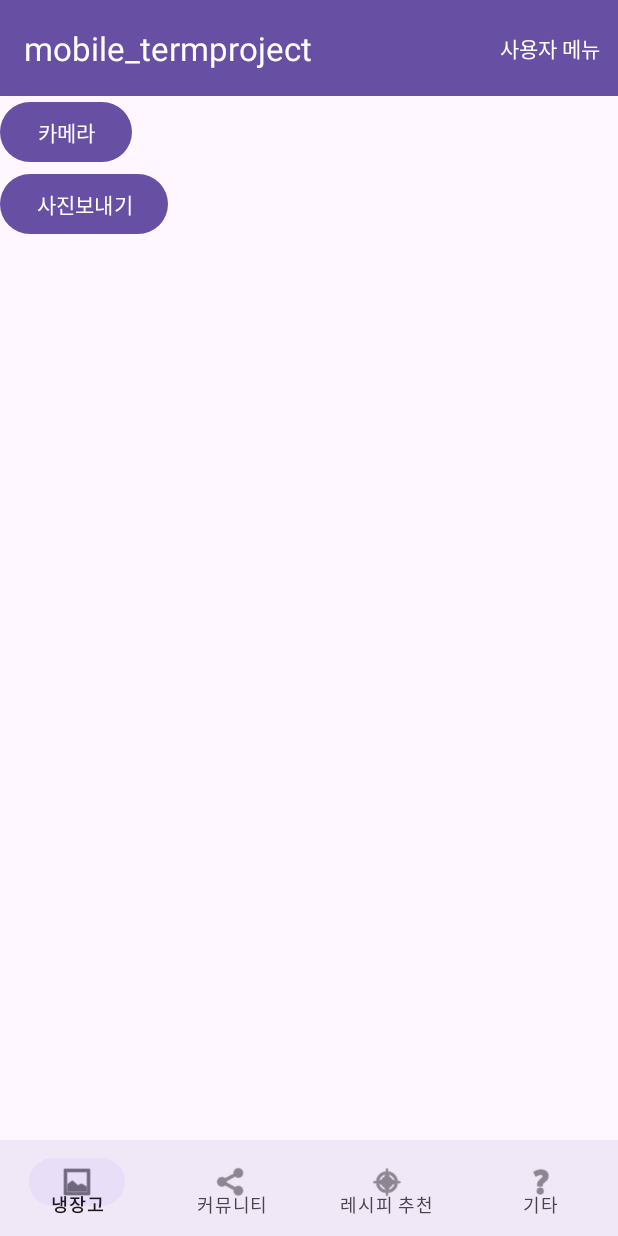
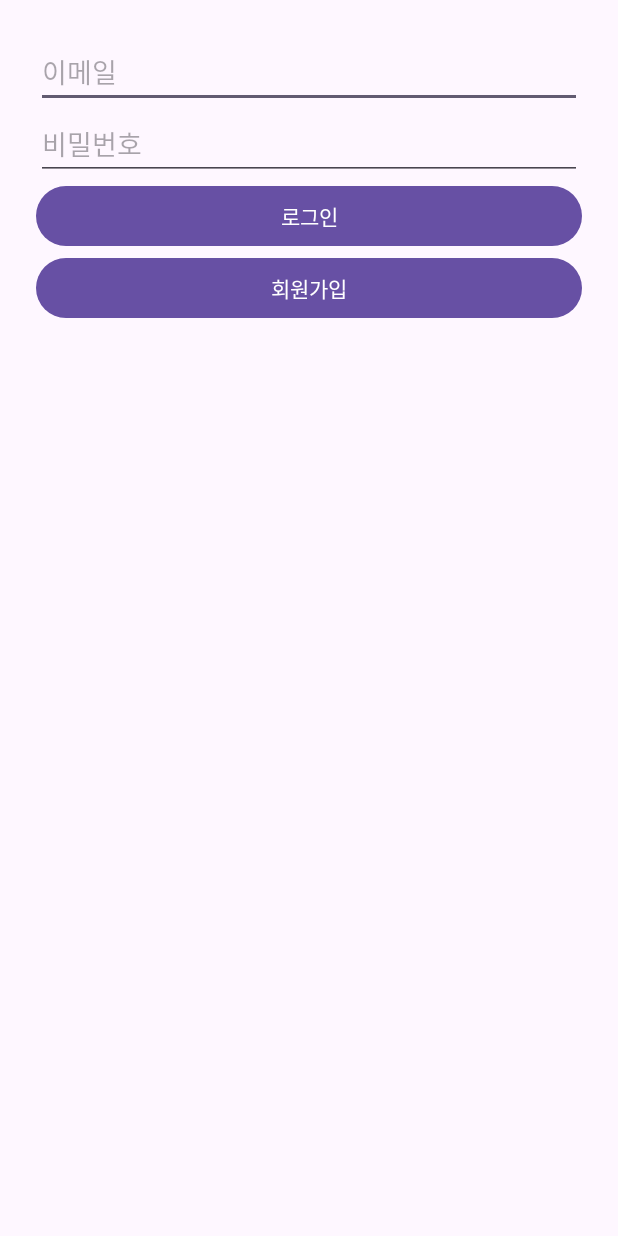
Before and after one commit to mobileteam2/mobile_Termproject, an Android app: the screen it shows after launch (BarcodeAddActivity before the commit, LoginActivity after it), on a phone screen of 412 x 824 dp. Run offline under Robolectric (Android 15) with nearby library versions, the phone set to English and light mode, and no system bars; our stand-ins replace Firebase (no records; nobody signed in at launch, a user with empty details on screens opened directly).

Commit message:
add Notification and Authentication part

```diff
--- a/app/build.gradle
+++ b/app/build.gradle
@@ -38,6 +38,7 @@ dependencies {
     implementation libs.firebase.firestore
     implementation libs.ext.junit
     implementation libs.firebase.storage
+    implementation libs.firebase.auth
     testImplementation libs.junit
     androidTestImplementation libs.ext.junit
     androidTestImplementation libs.espresso.core
@@ -50,4 +51,7 @@ dependencies {
 
     // Recipe Gson 반환용
     implementation libs.gson
+
+    // 네이버 쇼핑 api 사용을 위한 okhttp
+    implementation(libs.okhttp)
 }
--- /dev/null
+++ b/app/src/main/java/com/example/mobile_termproject/Authentication/LoginActivity.java
@@ -0,0 +1,78 @@
+package com.example.mobile_termproject.Authentication;
+
+import android.content.Intent;
+import android.os.Bundle;
+import android.widget.Button;
+import android.widget.EditText;
+import android.widget.Toast;
+
+import androidx.appcompat.app.AppCompatActivity;
+
+import com.example.mobile_termproject.Acitivities.MainActivity;
+import com.example.mobile_termproject.R;
+import com.google.firebase.auth.FirebaseAuth;
+import com.google.firebase.auth.FirebaseUser;
+
+public class LoginActivity extends AppCompatActivity {
+
+    private EditText editTextEmail, editTextPassword;
+    private Button buttonLogin, buttonRegister;
+    private FirebaseAuth mAuth;
+
+    @Override
+    protected void onCreate(Bundle savedInstanceState) {
+        super.onCreate(savedInstanceState);
+        setContentView(R.layout.activity_login);
+
+        mAuth = FirebaseAuth.getInstance();
+
+        editTextEmail = findViewById(R.id.editTextEmail);
+        editTextPassword = findViewById(R.id.editTextPassword);
+        buttonLogin = findViewById(R.id.buttonLogin);
+        buttonRegister = findViewById(R.id.buttonRegister);
+
+        buttonLogin.setOnClickListener(v -> {
+            String email = editTextEmail.getText().toString().trim();
+            String password = editTextPassword.getText().toString().trim();
+            loginUser(email, password);
+        });
+
+        buttonRegister.setOnClickListener(v -> {
+            String email = editTextEmail.getText().toString().trim();
+            String password = editTextPassword.getText().toString().trim();
+            registerUser(email, password);
+        });
+    }
+
+    private void loginUser(String email, String password) {
+        mAuth.signInWithEmailAndPassword(email, password)
+                .addOnCompleteListener(this, task -> {
+                    if (task.isSuccessful()) {
+                        FirebaseUser user = mAuth.getCurrentUser();
+                        Toast.makeText(this, "로그인 성공: " + user.getEmail(), Toast.LENGTH_SHORT).show();
+                        goToMain();
+                    } else {
+                        Toast.makeText(this, "로그인 실패: " + task.getException().getMessage(), Toast.LENGTH_SHORT).show();
+                    }
+                });
+    }
+
+    private void registerUser(String email, String password) {
+        mAuth.createUserWithEmailAndPassword(email, password)
+                .addOnCompleteListener(this, task -> {
+                    if (task.isSuccessful()) {
+                        FirebaseUser user = mAuth.getCurrentUser();
+                        Toast.makeText(this, "회원가입 성공: " + user.getEmail(), Toast.LENGTH_SHORT).show();
+                        //goToMain();
+                    } else {
+                        Toast.makeText(this, "회원가입 실패: " + task.getException().getMessage(), Toast.LENGTH_SHORT).show();
+                    }
+                });
+    }
+
+    private void goToMain() {
+        Intent intent = new Intent(LoginActivity.this, MainActivity.class);
+        startActivity(intent);
+        finish();
+    }
+}
--- /dev/null
+++ b/app/src/main/res/layout/activity_login.xml
@@ -0,0 +1,41 @@
+<?xml version="1.0" encoding="utf-8"?>
+<androidx.constraintlayout.widget.ConstraintLayout xmlns:android="http://schemas.android.com/apk/res/android"
+    xmlns:app="http://schemas.android.com/apk/res-auto"
+    xmlns:tools="http://schemas.android.com/tools"
+    android:id="@+id/main"
+    android:layout_width="match_parent"
+    android:layout_height="match_parent"
+    tools:context=".Authentication.LoginActivity">
+    <LinearLayout
+        android:layout_width="match_parent"
+        android:layout_height="match_parent"
+        android:orientation="vertical"
+        android:padding="24dp">
+
+        <EditText
+            android:id="@+id/editTextEmail"
+            android:layout_width="match_parent"
+            android:layout_height="wrap_content"
+            android:hint="이메일"
+            android:inputType="textEmailAddress" />
+
+        <EditText
+            android:id="@+id/editTextPassword"
+            android:layout_width="match_parent"
+            android:layout_height="wrap_content"
+            android:hint="비밀번호"
+            android:inputType="textPassword" />
+
+        <Button
+            android:id="@+id/buttonLogin"
+            android:layout_width="match_parent"
+            android:layout_height="wrap_content"
+            android:text="로그인" />
+
+        <Button
+            android:id="@+id/buttonRegister"
+            android:layout_width="match_parent"
+            android:layout_height="wrap_content"
+            android:text="회원가입" />
+    </LinearLayout>
+</androidx.constraintlayout.widget.ConstraintLayout>
--- a/gradle/libs.versions.toml
+++ b/gradle/libs.versions.toml
@@ -13,6 +13,8 @@ googleGmsGoogleServices = "4.4.2"
 firebaseFirestore = "25.1.4"
 materialVersion = "1.11.0"
 firebaseStorage = "21.0.1"
+okhttp = "4.12.0"
+firebaseAuth = "23.2.0"
 
 [libraries]
 barcode-scanning = { module = "com.google.mlkit:barcode-scanning", version.ref = "barcodeScanning" }
@@ -27,6 +29,8 @@ constraintlayout = { group = "androidx.constraintlayout", name = "constraintlayo
 firebase-firestore = { group = "com.google.firebase", name = "firebase-firestore", version.ref = "firebaseFirestore" }
 material-v1110 = { module = "com.google.android.material:material", version.ref = "materialVersion" }
 firebase-storage = { group = "com.google.firebase", name = "firebase-storage", version.ref = "firebaseStorage" }
+okhttp = { module = "com.squareup.okhttp3:okhttp", version.ref = "okhttp" }
+firebase-auth = { group = "com.google.firebase", name = "firebase-auth", version.ref = "firebaseAuth" }
 
 [plugins]
 android-application = { id = "com.android.application", version = "8.8.0" }
```
Also changed, not shown: app/src/main/AndroidManifest.xml (+19 -6 lines), app/src/main/java/com/example/mobile_termproject/Acitivities/MainActivity.java (+37 -0 lines), app/src/main/java/com/example/mobile_termproject/Data/Expiration.java (added, +39 -0 lines), app/src/main/java/com/example/mobile_termproject/Data/FoodItem.java (+19 -0 lines), app/src/main/java/com/example/mobile_termproject/Notification/ExpirationCalculator.java (added, +74 -0 lines), app/src/main/java/com/example/mobile_termproject/Notification/NaverCategoryResult.java (added, +27 -0 lines), app/src/main/java/com/example/mobile_termproject/Notification/NaverShoppingCategoryFetcher.java (added, +99 -0 lines), app/src/main/java/com/example/mobile_termproject/Notification/NotificationIngredientExtractor.java (added, +51 -0 lines), app/src/main/java/com/example/mobile_termproject/Notification/NotificationItem.java (added, +24 -0 lines), app/src/main/java/com/example/mobile_termproject/Notification/NotificationListener.java (added, +157 -0 lines).
